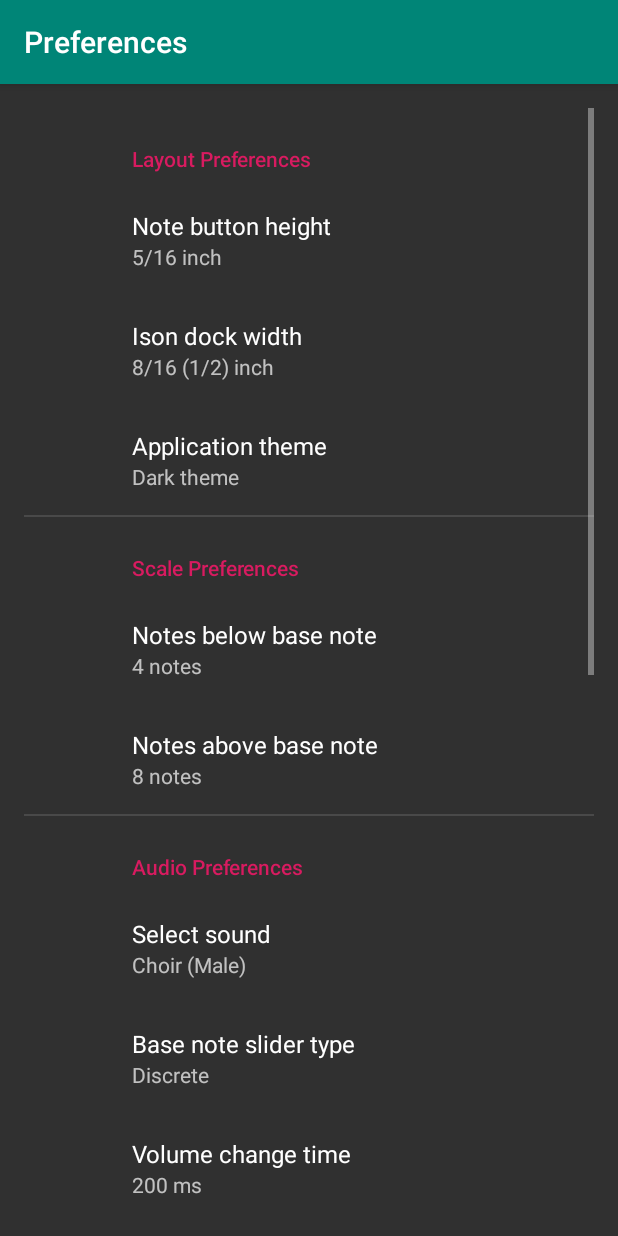
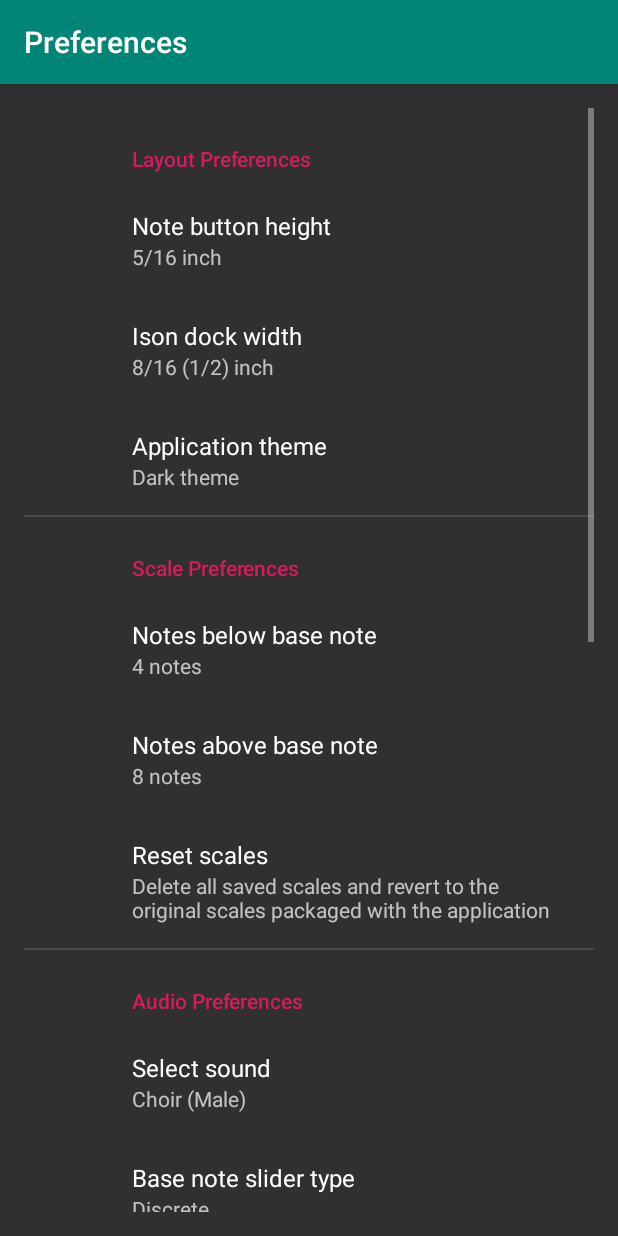
Before and after one commit to sseidel16/ByzantineIson, an Android app: the AppSettings screen opened directly, with no data from a screen before it, on a phone screen of 412 x 824 dp. Run offline under Robolectric (Android 15) with nearby library versions, the phone set to English and light mode, and no system bars; our stand-ins replace androidx.preference; 2 statements that could not run were skipped.

Commit message:
preference added for resetting scales

```diff
--- a/app/src/main/java/com/coderss/ison/AppSettings.java
+++ b/app/src/main/java/com/coderss/ison/AppSettings.java
@@ -1,16 +1,21 @@
 package com.coderss.ison;
 
+import android.app.AlertDialog;
+import android.app.Dialog;
+import android.content.DialogInterface;
 import android.content.Intent;
 import android.os.Bundle;
 import android.view.KeyEvent;
 
 import androidx.appcompat.app.AppCompatActivity;
+import androidx.fragment.app.DialogFragment;
 import androidx.preference.ListPreference;
 import androidx.preference.Preference;
 import androidx.preference.PreferenceFragmentCompat;
 
 import com.coderss.ison.utility.Player;
 import com.coderss.ison.utility.Preferences;
+import com.coderss.ison.utility.Scale;
 import com.coderss.ison.utility.SoundSet;
 
 public class AppSettings extends AppCompatActivity {
@@ -74,6 +79,23 @@ public class AppSettings extends AppCompatActivity {
                     return false;
                 }
             });
+
+            Preference resetScales = findPreference("keyScaleReset");
+            resetScales.setOnPreferenceClickListener(preference -> {
+                ResetConfirmation dialog = new ResetConfirmation();
+                dialog.show(getActivity().getSupportFragmentManager(),"dialog");
+                return false;
+            });
+        }
+    }
+
+    public static class ResetConfirmation extends DialogFragment {
+        public Dialog onCreateDialog(Bundle savedInstance) {
+            AlertDialog.Builder builder = new AlertDialog.Builder(getActivity());
+            builder.setMessage("Are you sure? All created and edited scales will be lost");
+            builder.setPositiveButton("OK", (dialog, id) -> Scale.emergencyReset(getActivity()));
+            builder.setNegativeButton("Cancel", null);
+            return builder.create();
         }
     }
 
--- a/app/src/main/java/com/coderss/ison/IsonActivity.java
+++ b/app/src/main/java/com/coderss/ison/IsonActivity.java
@@ -152,7 +152,7 @@ public class IsonActivity extends AppCompatActivity {
     }
 
     public boolean onCreateOptionsMenu(Menu menu) {
-        //dont worry about this method
+        // no need to worry about this method
         MenuInflater inflator = getMenuInflater();
         inflator.inflate(R.menu.main_activity_actions, menu);
         return super.onCreateOptionsMenu(menu);
--- a/app/src/main/res/values/preferences.xml
+++ b/app/src/main/res/values/preferences.xml
@@ -233,5 +233,7 @@
     <string name="keyFlowDirectionDefault">horizontal</string>
     <string name="keyDimensionLimitTitle">Primary dimension button limit</string>
     <string name="keyDimensionLimitDefault">1</string>
+    <string name="keyScaleResetTitle">Reset scales</string>
+    <string name="keyScaleResetSummary">Delete all saved scales and revert to the original scales packaged with the application</string>
 
 </resources>
--- a/app/src/main/res/xml/preferences.xml
+++ b/app/src/main/res/xml/preferences.xml
@@ -50,6 +50,11 @@
             android:title="@string/keyNotesAboveTitle"
             android:summary="%s"
             android:defaultValue="@string/keyNotesAboveDefault"/>
+
+        <Preference
+            android:key="keyScaleReset"
+            android:title="@string/keyScaleResetTitle"
+            android:summary="@string/keyScaleResetSummary"/>
 
     </PreferenceCategory>
 
```
Also changed, not shown: app/src/main/java/com/coderss/ison/ScaleManager.java (+0 -20 lines), app/src/main/res/layout/scale_manager.xml (+0 -7 lines), 2 other files.
